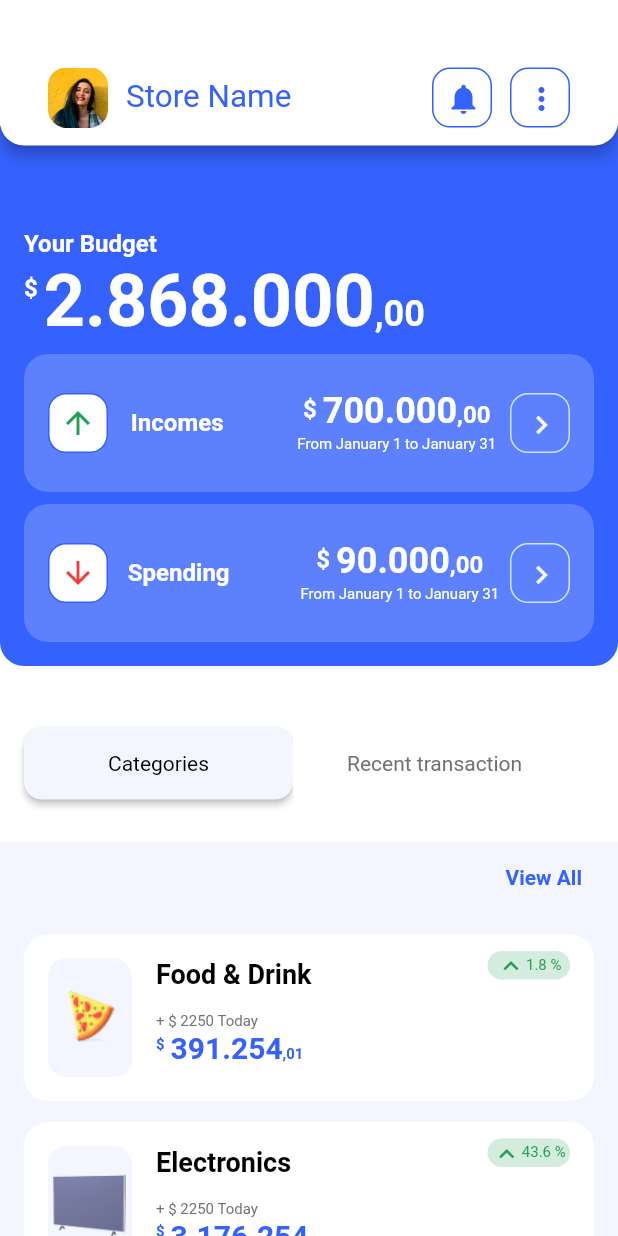
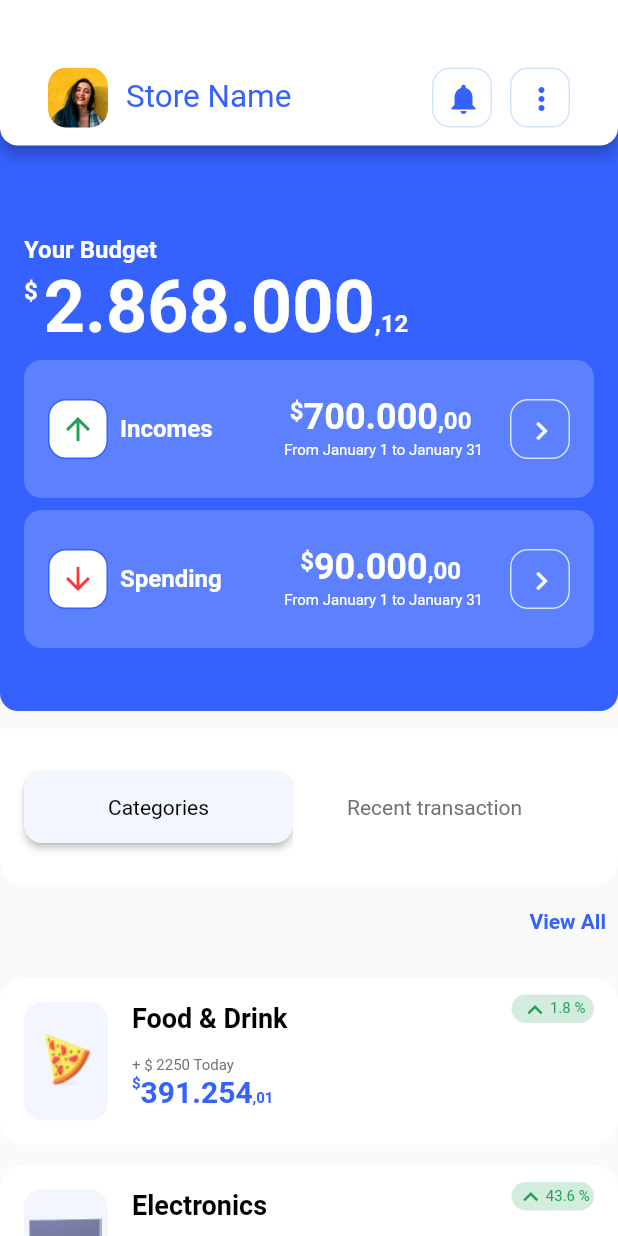
Before and after one commit to weincoder/weinflu-app, a Flutter app: the screen it shows after launch, on a phone screen of 412 x 824 dp. Run offline on Flutter 3.47's test engine with Material 2 defaults, Android fonts, the phone set to English and light mode, and no system bars.

Commit message:
feat 🆕: Se finaliza cap 4 y sus contenidos

```diff
--- /dev/null
+++ b/weinflu_app/lib/design/radius.dart
@@ -0,0 +1,9 @@
+
+import 'package:flutter/material.dart';
+
+class WeinFluRadius {
+  WeinFluRadius._();
+
+  static const Radius xs = Radius.circular(12);
+  static const Radius small = Radius.circular(12);
+}
--- a/weinflu_app/lib/pages/home_page.dart
+++ b/weinflu_app/lib/pages/home_page.dart
@@ -1,8 +1,11 @@
 import 'package:flutter/material.dart';
 import 'package:weinflu_app/design/colors.dart';
-import 'package:weinflu_app/widgets/header_title.dart';
-import 'package:weinflu_app/widgets/product_detail.dart';
-import 'package:weinflu_app/widgets/summary_card.dart';
+import 'package:weinflu_app/design/radius.dart';
+import 'package:weinflu_app/widgets/custom_money_display.dart';
+
+import '../widgets/home_app_bar_title.dart';
+import '../widgets/product_detail.dart';
+import '../widgets/summary_card.dart';
 
 class HomePage extends StatefulWidget {
   const HomePage({super.key});
@@ -12,7 +15,6 @@ class HomePage extends StatefulWidget {
 }
 
 class _HomePageState extends State<HomePage> {
-  Widget currentDisplayDetailWidget = const CategoriesWidget();
   var buttonStyleInactive = ElevatedButton.styleFrom(
       elevation: 0,
       backgroundColor: WeinFluColors.brandLightColor,
@@ -22,85 +24,122 @@ class _HomePageState extends State<HomePage> {
       shape: RoundedRectangleBorder(
         borderRadius: BorderRadius.circular(12), // <-- Radius
       ));
+  Widget currentDetailWidget = const CategoriesWidget();
   late ButtonStyle categorieBtnStyle;
   late ButtonStyle recentTransactionsBtnStyle;
 
   @override
   void initState() {
+    // TODO: implement initState
     super.initState();
     categorieBtnStyle = buttonStyleActive;
     recentTransactionsBtnStyle = buttonStyleInactive;
   }
+  @override
+  Widget build(BuildContext context) {
+    return Scaffold(
+      appBar: AppBar(
+        toolbarHeight: 97,
+        shape: const RoundedRectangleBorder(
+            borderRadius: BorderRadius.only(
+                bottomLeft: WeinFluRadius.small,
+                bottomRight: WeinFluRadius.small)),
+        backgroundColor: WeinFluColors.brandLightColor,
+        title: const Padding(
+            padding: EdgeInsets.fromLTRB(16, 45, 16, 12),
+            child: HomeAppBarTitle()),
+      ),
+      body: Column(
+        children: [
+          const TopHomePageBody(),
+          MidHomePageBody(
+            categorieBtnStyle: categorieBtnStyle,
+            recentTransactionsBtnStyle: recentTransactionsBtnStyle,
+            categoriesBtnAction: () {
+              setState(() {
+                currentDetailWidget = const CategoriesWidget();
+                categorieBtnStyle = buttonStyleActive;
+                recentTransactionsBtnStyle = buttonStyleInactive;
+              });
+            },
+            recentBtnAction: () {
+              setState(() {
+                categorieBtnStyle = buttonStyleInactive;
+                recentTransactionsBtnStyle = buttonStyleActive;
+                currentDetailWidget = const RecentTransactions();
+              });
+            },
+          ),
+          Expanded(child: currentDetailWidget)
+        ],
+      ),
+    );
+  }
+}
+
+class TopHomePageBody extends StatelessWidget {
+  const TopHomePageBody({super.key});
 
   @override
   Widget build(BuildContext context) {
-    return Scaffold(
-      backgroundColor: WeinFluColors.brandLightColor,
-      appBar: AppBar(
-        toolbarHeight: 97,
-        backgroundColor: WeinFluColors.brandLightColor,
-        shape: const RoundedRectangleBorder(
-            borderRadius: BorderRadius.only(
-                bottomLeft: Radius.circular(16),
-                bottomRight: Radius.circular(16.0))),
-        title: const Padding(
-            padding: EdgeInsets.fromLTRB(16, 45, 16, 12), child: HeaderTitle()),
-      ),
-      body: Column(
-        children: [
-          Container(
-            height: 360,
+    return Container(
+      padding: const EdgeInsets.all(16),
       width: MediaQuery.of(context).size.width,
-            padding:
-                const EdgeInsets.only(left: 16, right: 16, top: 69, bottom: 16),
-            transform: Matrix4.translationValues(0, -13, 0),
+      transform: Matrix4.translationValues(0, -12, 0),
       decoration: const BoxDecoration(
           color: WeinFluColors.brandPrimaryColor,
           borderRadius: BorderRadius.only(
-                    bottomLeft: Radius.circular(16),
-                    bottomRight: Radius.circular(16.0))),
-            child: Column(
-              crossAxisAlignment: CrossAxisAlignment.stretch,
-              children: [
-                Text(
+              bottomLeft: WeinFluRadius.small,
+              bottomRight: WeinFluRadius.small)),
+      height: 389,
+      child: Column(crossAxisAlignment: CrossAxisAlignment.start, children: [
+        Container(
+            margin: const EdgeInsets.only(top: 56),
+            child: Text(
               'Your Budget',
               style: Theme.of(context).textTheme.displaySmall,
+            )),
+        CustomMoneyDisplay(
+          amount: 2868000.12,
+          padding: const EdgeInsets.only(top: 8, right: 4),
+          amountStyle: Theme.of(context).textTheme.displayLarge!,
+          amountStyleSmall: const TextStyle(
+              fontSize: 16,
+              fontWeight: FontWeight.bold,
+              color: WeinFluColors.brandLightColor),
         ),
-                Row(
-                  crossAxisAlignment: CrossAxisAlignment.start,
-                  children: [
-                    Container(
-                        padding: const EdgeInsets.only(top: 10, right: 4),
-                        child: Text('\$',
-                            style: Theme.of(context).textTheme.displaySmall)),
-                    RichText(
-                      text: TextSpan(
-                        children: [
-                          TextSpan(
-                              text: '2.868.000',
-                              style: Theme.of(context).textTheme.displayLarge),
-                          TextSpan(
-                              text: ',00',
-                              style: Theme.of(context).textTheme.displayMedium),
-                        ],
+        SummaryCard(
+          typeSummaryCard: TypeSummaryCard.incomes,
+          amount: 700000,
+          period: 'From January 1 to January 31',
+          action: () => print('incomes'),
         ),
+        SummaryCard(
+          typeSummaryCard: TypeSummaryCard.spending,
+          amount: 90000,
+          period: 'From January 1 to January 31',
+          action: () => print('spending'),
         ),
-                  ],
-                ),
-                const SummaryCard(
-                  typeSummaryCard: TypeSummaryCard.incomes,
-                  amount: '700.000',
-                  period: 'From January 1 to January 31',
-                ),
-                const SummaryCard(
-                  typeSummaryCard: TypeSummaryCard.outcomes,
-                  amount: '90.000',
-                  period: 'From January 1 to January 31',
-                ),
-              ],
-            ),
-          ),
-          Container(
+      ]),
+    );
+  }
+}
+
+class MidHomePageBody extends StatelessWidget {
+  final ButtonStyle categorieBtnStyle;
+  final ButtonStyle recentTransactionsBtnStyle;
+  final void Function()? categoriesBtnAction;
+  final void Function()? recentBtnAction;
+  const MidHomePageBody(
+      {super.key,
+      required this.categorieBtnStyle,
+      required this.recentTransactionsBtnStyle,
+      required this.categoriesBtnAction,
+      required this.recentBtnAction});
+
+  @override
+  Widget build(BuildContext context) {
+    return Container(
         padding: const EdgeInsets.only(left: 16, right: 16),
         height: 104,
         width: MediaQuery.of(context).size.width,
@@ -115,57 +154,37 @@ class _HomePageState extends State<HomePage> {
           children: [
             ElevatedButton(
                 style: categorieBtnStyle,
-                      onPressed: () {
-                        setState(() {
-                          currentDisplayDetailWidget = const CategoriesWidget();
-                          categorieBtnStyle = buttonStyleActive;
-                          recentTransactionsBtnStyle = buttonStyleInactive;
-                        });
-                      },
+                onPressed: categoriesBtnAction,
                 child: const Padding(
-                        padding:
-                            EdgeInsets.symmetric(vertical: 16, horizontal: 40),
+                  padding: EdgeInsets.symmetric(vertical: 16, horizontal: 40),
                   child: Text(
                     'Categories',
                     style: TextStyle(
-                              color: WeinFluColors.brandDarkColor,
-                              fontSize: 14),
+                        color: WeinFluColors.brandDarkColor, fontSize: 14),
                   ),
                 )),
             ElevatedButton(
                 style: recentTransactionsBtnStyle,
-                      onPressed: () {
-                        setState(() {
-                          currentDisplayDetailWidget =
-                              const RecentTransactions();
-                          categorieBtnStyle = buttonStyleInactive;
-                          recentTransactionsBtnStyle = buttonStyleActive;
-                        });
-                      },
+                onPressed: recentBtnAction,
                 child: const Padding(
-                        padding:
-                            EdgeInsets.symmetric(vertical: 16, horizontal: 20),
+                  padding: EdgeInsets.symmetric(vertical: 16, horizontal: 20),
                   child: Text(
                     'Recent transaction',
                     style: TextStyle(
-                              color: WeinFluColors.brandLigthDarkColor,
-                              fontSize: 14),
+                        color: WeinFluColors.brandLigthDarkColor, fontSize: 14),
                   ),
                 )),
           ],
-              )),
-          Expanded(
-            child: Container(
-                padding: const EdgeInsets.symmetric(horizontal: 16.0),
-                width: MediaQuery.of(context).size.width,
-                decoration: const BoxDecoration(
-                  color: WeinFluColors.brandSecondaryColor,
-                ),
-                child: currentDisplayDetailWidget),
-          )
-        ],
-      ),
-    );
+        ));
+  }
+}
+
+class BottomHomePageBody extends StatelessWidget {
+  const BottomHomePageBody({super.key});
+
+  @override
+  Widget build(BuildContext context) {
+    return Container(height: 88, child: const Placeholder());
   }
 }
 
@@ -190,8 +209,7 @@ class CategoriesWidget extends StatelessWidget {
         ),
         const ProductDetailCard(
           pathToProductImage: 'assets/images/pizza.png',
-          amount: '391.254',
-          amountDecimals: '01',
+          amount: 391254.01,
           productName: 'Food & Drink',
           currentSells: '2250',
           percentage: '1.8',
@@ -200,8 +218,7 @@ class CategoriesWidget extends StatelessWidget {
         const ProductDetailCard(
           typeProductDetailCard: TypeProductDetailCard.incomes,
           pathToProductImage: 'assets/images/tv.png',
-          amount: '3.176.254',
-          amountDecimals: '01',
+          amount: 3176254.01,
           productName: 'Electronics',
           currentSells: '2250',
           percentage: '43.6',
@@ -209,8 +226,7 @@ class CategoriesWidget extends StatelessWidget {
         const ProductDetailCard(
           typeProductDetailCard: TypeProductDetailCard.outcomes,
           pathToProductImage: 'assets/images/health.png',
-          amount: '38',
-          amountDecimals: '01',
+          amount: 38.01,
           productName: 'Health',
           currentSells: '110',
           percentage: '25.8',
--- /dev/null
+++ b/weinflu_app/lib/widgets/custom_money_display.dart
@@ -0,0 +1,42 @@
+import 'package:flutter/material.dart';
+import 'package:intl/intl.dart';
+
+class CustomMoneyDisplay extends StatelessWidget {
+  final double amount;
+  final TextStyle amountStyle;
+  final TextStyle amountStyleSmall;
+  final EdgeInsets? padding;
+  const CustomMoneyDisplay({
+    super.key,
+    required this.amount,
+    required this.amountStyle,
+    required this.amountStyleSmall,
+    this.padding,
+  });
+
+  @override
+  Widget build(BuildContext context) {
+    final formater = NumberFormat.currency(
+        locale: 'eu',
+        customPattern: '#,### \u00a4',
+        symbol: '',
+        decimalDigits: 2);
+
+    final String convertedMoneyToString = formater.format(amount);
+    final splitConvertedValues = convertedMoneyToString.split(',');
+    return Row(
+      crossAxisAlignment: CrossAxisAlignment.start,
+      children: [
+        Container(
+          padding: padding,
+          child: Text('\$', style: amountStyleSmall),
+        ),
+        RichText(
+            text: TextSpan(children: [
+          TextSpan(text: splitConvertedValues[0], style: amountStyle),
+          TextSpan(text: ',${splitConvertedValues[1]}', style: amountStyleSmall)
+        ])),
+      ],
+    );
+  }
+}
--- a/weinflu_app/lib/widgets/header_title.dart
+++ /dev/null
@@ -1,61 +0,0 @@
-import 'package:flutter/material.dart';
-import 'package:weinflu_app/design/colors.dart';
-
-class HeaderTitle extends StatelessWidget {
-  const HeaderTitle({super.key});
-
-  @override
-  Widget build(BuildContext context) {
-    return   Row(
-            children: [
-              Container(
-                height: 40,
-                width: 40,
-                margin: const EdgeInsets.only(right: 12),
-                decoration: const BoxDecoration(
-                    image: DecorationImage(
-                        image: AssetImage('assets/images/user.png'))),
-              ),
-              Expanded(
-                child: Text(
-                  'Store Name',
-                  style: Theme.of(context).textTheme.headlineLarge,
-                ),
-              ),
-              Container(
-                height: 40,
-                width: 40,
-                decoration: BoxDecoration(
-                    border: Border.all(color: WeinFluColors.brandPrimaryColor),
-                    borderRadius: BorderRadius.circular(12)),
-                child: IconButton(
-                  icon: const Icon(
-                    Icons.notifications,
-                    color: WeinFluColors.brandPrimaryColor,
-                  ),
-                  onPressed: () {
-                    print('hola mundo');
-                  },
-                ),
-              ),
-              Container(
-                height: 40,
-                width: 40,
-                margin: const EdgeInsets.only(left: 12),
-                decoration: BoxDecoration(
-                    border: Border.all(color: WeinFluColors.brandPrimaryColor),
-                    borderRadius: BorderRadius.circular(12)),
-                child: IconButton(
-                  icon: const Icon(
-                    Icons.more_vert,
-                    color: WeinFluColors.brandPrimaryColor,
-                  ),
-                  onPressed: () {
-                    print('hola mundo more');
-                  },
-                ),
-              )
-            ],
-          );
-  }
-}
--- /dev/null
+++ b/weinflu_app/lib/widgets/home_app_bar_title.dart
@@ -0,0 +1,65 @@
+
+import 'package:flutter/material.dart';
+
+import '../design/colors.dart';
+class HomeAppBarTitle extends StatelessWidget {
+  const HomeAppBarTitle({super.key});
+
+  @override
+  Widget build(BuildContext context) {
+    return Row(
+            children: [
+              Container(
+                width: 40,
+                height: 40,
+                margin: const EdgeInsets.only(right: 12),
+                decoration: const BoxDecoration(
+                    image: DecorationImage(
+                        image: AssetImage('assets/images/user.png')),
+                    borderRadius: BorderRadius.all(Radius.circular(12))),
+              ),
+              Expanded(
+                child: Text(
+                  'Store Name',
+                  style: Theme.of(context).textTheme.headlineLarge,
+                ),
+              ),
+              ContainerHeaderIcon(
+                  configMargin: const EdgeInsets.only(right: 12),
+                  iconButton: IconButton(
+                      onPressed: () =>
+                          print('presionarion icono notificiaciones'),
+                      icon: const Icon(
+                        Icons.notifications,
+                        color: WeinFluColors.brandPrimaryColor,
+                      ))),
+              ContainerHeaderIcon(
+                  iconButton: IconButton(
+                      onPressed: () => print('presionarion icono mas'),
+                      icon: const Icon(
+                        Icons.more_vert,
+                        color: WeinFluColors.brandPrimaryColor,
+                      ))),
+            ],
+          );
+  }
+}
+class ContainerHeaderIcon extends StatelessWidget {
+  final IconButton iconButton;
+  final EdgeInsets? configMargin;
+  const ContainerHeaderIcon(
+      {super.key, required this.iconButton, this.configMargin});
+
+  @override
+  Widget build(BuildContext context) {
+    return Container(
+      height: 40,
+      width: 40,
+      margin: configMargin,
+      decoration: BoxDecoration(
+          border: Border.all(color: WeinFluColors.brandLightColorBorder),
+          borderRadius: const BorderRadius.all(Radius.circular(12))),
+      child: iconButton,
+    );
+  }
+}
--- a/weinflu_app/lib/widgets/product_detail.dart
+++ b/weinflu_app/lib/widgets/product_detail.dart
@@ -1,21 +1,21 @@
 import 'package:flutter/material.dart';
 import 'package:weinflu_app/design/colors.dart';
+import 'package:weinflu_app/widgets/custom_money_display.dart';
 
 enum TypeProductDetailCard { incomes, outcomes }
 
 class ProductDetailCard extends StatelessWidget {
   final String pathToProductImage;
-  final String amount;
+  final double amount;
   final String productName;
   final String currentSells;
   final String percentage;
   final TypeProductDetailCard typeProductDetailCard;
-  final String amountDecimals;
+
   const ProductDetailCard(
       {super.key,
       required this.pathToProductImage,
       required this.amount,
-      required this.amountDecimals,
       required this.productName,
       required this.currentSells,
       required this.percentage,
@@ -94,36 +94,17 @@ class ProductDetailCard extends StatelessWidget {
                           fontSize: 10),
                     ),
                   ),
-                  Row(
-                    crossAxisAlignment: CrossAxisAlignment.start,
-                    children: [
-                      Container(
-                          padding: const EdgeInsets.only(top: 3, right: 4),
-                          child: const Text('\$',
-                              style: TextStyle(
-                                  color: WeinFluColors.brandPrimaryColor,
-                                  fontWeight: FontWeight.bold,
-                                  fontSize: 10))),
-                      RichText(
-                        text: TextSpan(
-                          children: [
-                            TextSpan(
-                                text: amount,
-                                style: const TextStyle(
-                                    color: WeinFluColors.brandPrimaryColor,
-                                    fontWeight: FontWeight.bold,
-                                    fontSize: 20)),
-                            TextSpan(
-                                text: ',$amountDecimals',
-                                style: const TextStyle(
-                                    color: WeinFluColors.brandPrimaryColor,
-                                    fontWeight: FontWeight.bold,
-                                    fontSize: 10)),
-                          ],
-                        ),
-                      ),
-                    ],
-                  ),
+                  CustomMoneyDisplay(
+                    amount: amount,
+                    amountStyle: const TextStyle(
+                        color: WeinFluColors.brandPrimaryColor,
+                        fontWeight: FontWeight.bold,
+                        fontSize: 20),
+                    amountStyleSmall: const TextStyle(
+                        color: WeinFluColors.brandPrimaryColor,
+                        fontWeight: FontWeight.bold,
+                        fontSize: 10),
+                  )
                 ],
               ),
             ),
--- a/weinflu_app/lib/widgets/summary_card.dart
+++ b/weinflu_app/lib/widgets/summary_card.dart
@@ -1,18 +1,22 @@
 import 'package:flutter/material.dart';
 import 'package:weinflu_app/design/colors.dart';
+import 'package:weinflu_app/design/radius.dart';
+import 'package:weinflu_app/widgets/custom_money_display.dart';
 
 //tipos de SummaryCard
-enum TypeSummaryCard { incomes, outcomes }
+enum TypeSummaryCard { incomes, spending }
 
 class SummaryCard extends StatelessWidget {
   final TypeSummaryCard typeSummaryCard;
-  final String amount;
+  final double amount;
   final String period;
+  final void Function()? action;
   const SummaryCard(
       {super.key,
       required this.typeSummaryCard,
       required this.amount,
-      required this.period});
+      required this.period,
+      required this.action});
 
   @override
   Widget build(BuildContext context) {
@@ -30,52 +34,33 @@ class SummaryCard extends StatelessWidget {
       decoration: const BoxDecoration(
         shape: BoxShape.rectangle,
         color: WeinFluColors.brandLightColorOpacity,
-        borderRadius: BorderRadius.all(Radius.circular(16)),
+        borderRadius: BorderRadius.all(WeinFluRadius.small),
       ),
-      child: Row(
-        mainAxisAlignment: MainAxisAlignment.spaceBetween,
-        children: [
+      child: Row(mainAxisAlignment: MainAxisAlignment.spaceBetween, children: [
         Container(
             height: 40,
             width: 40,
+            margin: const EdgeInsets.only(right: 8),
             decoration: BoxDecoration(
                 color: Colors.white,
-                borderRadius: const BorderRadius.all(Radius.circular(12)),
+                borderRadius: const BorderRadius.all(WeinFluRadius.xs),
                 border: Border.all(color: WeinFluColors.brandPrimaryColor)),
             child: typeSummaryCard == TypeSummaryCard.incomes
                 ? incomesIcon
                 : spendingIcon),
-        Padding(
-          padding: const EdgeInsets.only(left: 8.0),
+        Expanded(
           child: Text(
             typeSummaryCard == TypeSummaryCard.incomes ? 'Incomes' : 'Spending',
             style: Theme.of(context).textTheme.displaySmall,
           ),
         ),
-        Padding(
-            padding: const EdgeInsets.only(left: 40, top: 8.0),
-            child: Column(children: [
-              Row(
-                crossAxisAlignment: CrossAxisAlignment.start,
-                children: [
         Container(
-                      padding: const EdgeInsets.only(top: 3, right: 4),
-                      child: Text('\$',
-                          style: Theme.of(context).textTheme.displaySmall)),
-                  RichText(
-                    text: TextSpan(
-                      children: [
-                        TextSpan(
-                            text: amount,
-                            style: Theme.of(context).textTheme.displayMedium),
-                        TextSpan(
-                            text: ',00',
-                            style: Theme.of(context).textTheme.displaySmall),
-                      ],
-                    ),
-                  ),
-                ],
-              ),
+          margin: const EdgeInsets.only(right: 16),
+          child: Column(mainAxisAlignment: MainAxisAlignment.center, children: [
+            CustomMoneyDisplay(
+                amount: amount,
+                amountStyle: Theme.of(context).textTheme.displayMedium!,
+                amountStyleSmall: Theme.of(context).textTheme.displaySmall!),
             Padding(
               padding: const EdgeInsets.all(2.0),
               child: Text(
@@ -86,22 +71,20 @@ class SummaryCard extends StatelessWidget {
                     fontSize: 10),
               ),
             ),
-            ])),
+          ]),
+        ),
         Container(
           height: 40,
           width: 40,
           decoration: BoxDecoration(
               borderRadius: const BorderRadius.all(Radius.circular(12)),
-              border:
-                  Border.all(color: WeinFluColors.brandLightColorBorder)),
+              border: Border.all(color: WeinFluColors.brandLightColorBorder)),
           child: IconButton(
             icon: const Icon(
               Icons.chevron_right,
               color: Colors.white,
             ),
-            onPressed: () {
-              // handle the press
-            },
+            onPressed: action,
           ),
         ),
       ]),
--- a/weinflu_app/pubspec.yaml
+++ b/weinflu_app/pubspec.yaml
@@ -26,6 +26,7 @@ dependencies:
     sdk: flutter
   # En caso de necesitar los iconos de iOS puede utilizar cupertino
   cupertino_icons: ^1.0.2
+  intl: ^0.18.0
 # Estas son las dependencias para el ambiente de desarrollo. Es decir
 # en la aplicación final
 # no se verán reflejadas (instaladas) en ambiente productivo
```
Also changed, not shown: weinflu_app/lib/app.dart (+7 -9 lines). Lines whose indentation alone changed are shown as unchanged.
